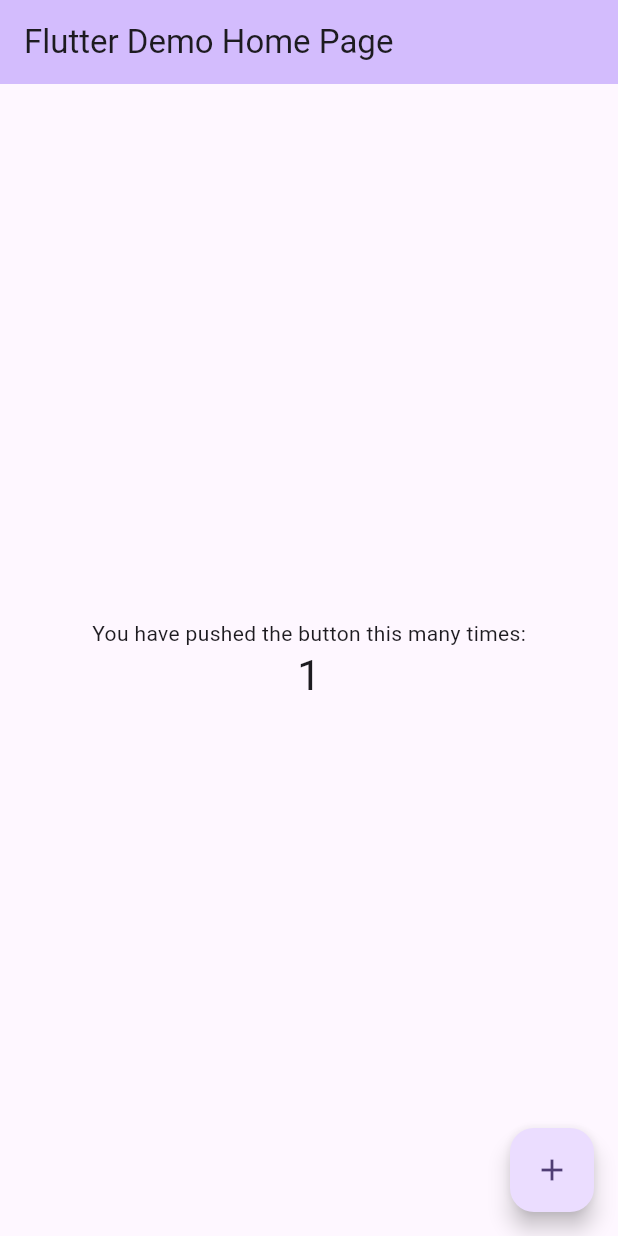
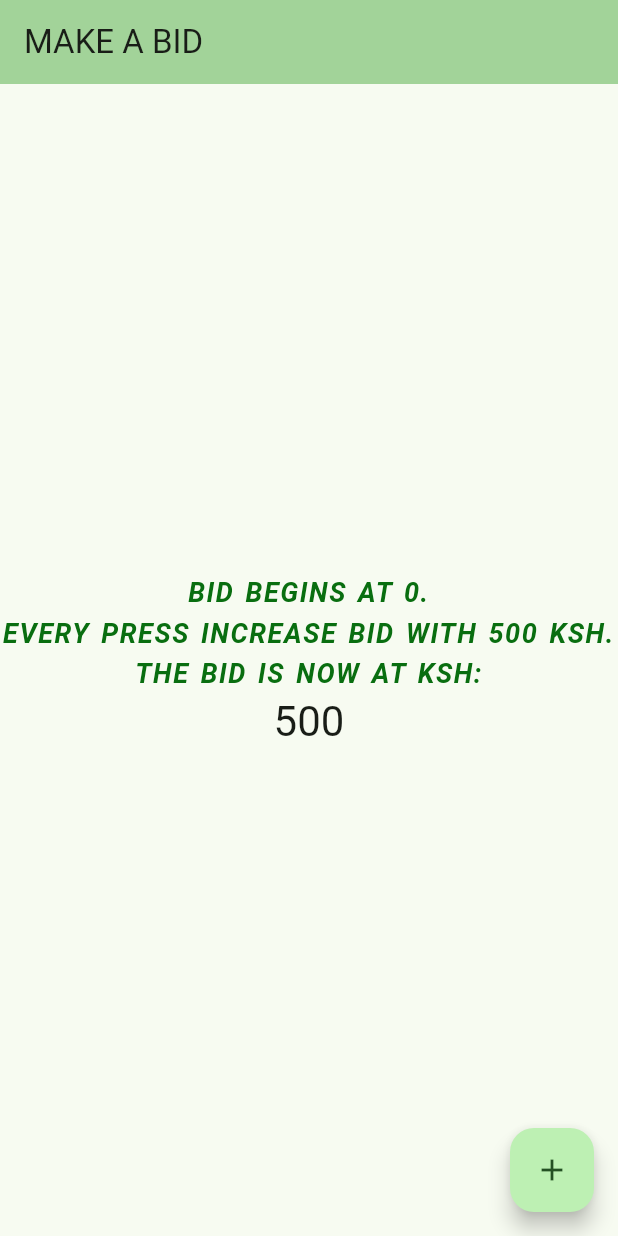
Before and after one commit to RachaelKivuti/flutter-getting-started, a Flutter app: the MyHomePage screen opened directly, after a tap on the "add" icon, on a phone screen of 412 x 824 dp. Run offline on Flutter 3.47's test engine with Material 3 defaults, Android fonts, the phone set to English and light mode, and no system bars.

Commit message:
home page appbar color changes

```diff
--- a/starter_project_template/lib/main.dart
+++ b/starter_project_template/lib/main.dart
@@ -1,125 +1,24 @@
 import 'package:flutter/material.dart';
+import 'package:starter_project_template/pages/home.dart';
 
-void main() {
-  runApp(const MyApp());
-}
+void main() => runApp(const MyApp());
 
 class MyApp extends StatelessWidget {
   const MyApp({super.key});
 
-  // This widget is the root of your application.
+  // the root of application widget
   @override
   Widget build(BuildContext context) {
     return MaterialApp(
-      title: 'Flutter Demo',
+      debugShowCheckedModeBanner: false,
+      title: 'Starter Template',
       theme: ThemeData(
-        // This is the theme of your application.
-        //
-        // TRY THIS: Try running your application with "flutter run". You'll see
-        // the application has a purple toolbar. Then, without quitting the app,
-        // try changing the seedColor in the colorScheme below to Colors.green
-        // and then invoke "hot reload" (save your changes or press the "hot
-        // reload" button in a Flutter-supported IDE, or press "r" if you used
-        // the command line to start the app).
-        //
-        // Notice that the counter didn't reset back to zero; the application
-        // state is not lost during the reload. To reset the state, use hot
-        // restart instead.
-        //
-        // This works for code too, not just values: Most code changes can be
-        // tested with just a hot reload.
-        colorScheme: ColorScheme.fromSeed(seedColor: Colors.deepPurple),
+        colorScheme: ColorScheme.fromSeed(
+            seedColor: const Color.fromARGB(255, 2, 121, 28)),
+        canvasColor: Theme.of(context).colorScheme.background,
         useMaterial3: true,
       ),
-      home: const MyHomePage(title: 'Flutter Demo Home Page'),
+      home: const Home(),
     );
   }
 }
-
-class MyHomePage extends StatefulWidget {
-  const MyHomePage({super.key, required this.title});
-
-  // This widget is the home page of your application. It is stateful, meaning
-  // that it has a State object (defined below) that contains fields that affect
-  // how it looks.
-
-  // This class is the configuration for the state. It holds the values (in this
-  // case the title) provided by the parent (in this case the App widget) and
-  // used by the build method of the State. Fields in a Widget subclass are
-  // always marked "final".
-
-  final String title;
-
-  @override
-  State<MyHomePage> createState() => _MyHomePageState();
-}
-
-class _MyHomePageState extends State<MyHomePage> {
-  int _counter = 0;
-
-  void _incrementCounter() {
-    setState(() {
-      // This call to setState tells the Flutter framework that something has
-      // changed in this State, which causes it to rerun the build method below
-      // so that the display can reflect the updated values. If we changed
-      // _counter without calling setState(), then the build method would not be
-      // called again, and so nothing would appear to happen.
-      _counter++;
-    });
-  }
-
-  @override
-  Widget build(BuildContext context) {
-    // This method is rerun every time setState is called, for instance as done
-    // by the _incrementCounter method above.
-    //
-    // The Flutter framework has been optimized to make rerunning build methods
-    // fast, so that you can just rebuild anything that needs updating rather
-    // than having to individually change instances of widgets.
-    return Scaffold(
-      appBar: AppBar(
-        // TRY THIS: Try changing the color here to a specific color (to
-        // Colors.amber, perhaps?) and trigger a hot reload to see the AppBar
-        // change color while the other colors stay the same.
-        backgroundColor: Theme.of(context).colorScheme.inversePrimary,
-        // Here we take the value from the MyHomePage object that was created by
-        // the App.build method, and use it to set our appbar title.
-        title: Text(widget.title),
-      ),
-      body: Center(
-        // Center is a layout widget. It takes a single child and positions it
-        // in the middle of the parent.
-        child: Column(
-          // Column is also a layout widget. It takes a list of children and
-          // arranges them vertically. By default, it sizes itself to fit its
-          // children horizontally, and tries to be as tall as its parent.
-          //
-          // Column has various properties to control how it sizes itself and
-          // how it positions its children. Here we use mainAxisAlignment to
-          // center the children vertically; the main axis here is the vertical
-          // axis because Columns are vertical (the cross axis would be
-          // horizontal).
-          //
-          // TRY THIS: Invoke "debug painting" (choose the "Toggle Debug Paint"
-          // action in the IDE, or press "p" in the console), to see the
-          // wireframe for each widget.
-          mainAxisAlignment: MainAxisAlignment.center,
-          children: <Widget>[
-            const Text(
-              'You have pushed the button this many times:',
-            ),
-            Text(
-              '$_counter',
-              style: Theme.of(context).textTheme.headlineMedium,
-            ),
-          ],
-        ),
-      ),
-      floatingActionButton: FloatingActionButton(
-        onPressed: _incrementCounter,
-        tooltip: 'Increment',
-        child: const Icon(Icons.add),
-      ), // This trailing comma makes auto-formatting nicer for build methods.
-    );
-  }
-}
```
Also changed, not shown: starter_project_template/lib/pages/home.dart (added, +22 -0 lines), 1 other file.
